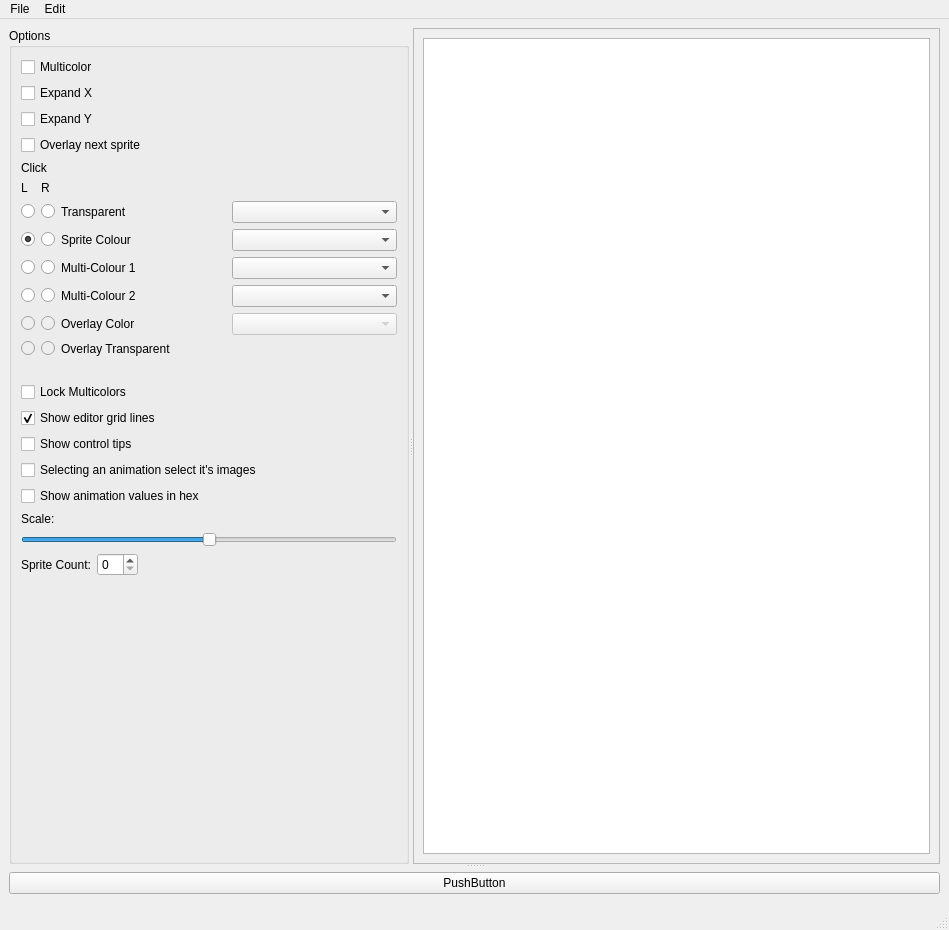
First picture: the form in mainwindow.ui, repository jowin202/OpenSprite, before the edit.
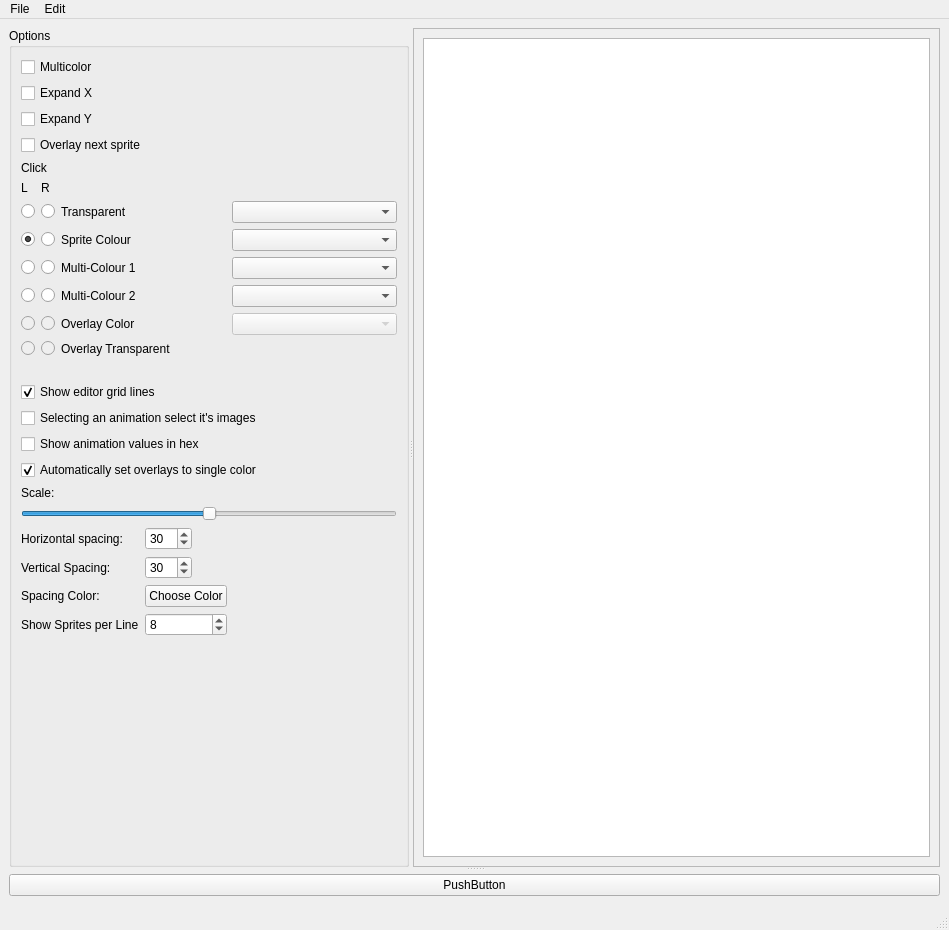
Second picture: the form after the edit. Custom widgets are drawn as their Qt base class.

Patch:
```diff
--- a/mainwindow.ui
+++ b/mainwindow.ui
@@ -44,6 +44,78 @@
          <string>Options</string>
         </property>
         <layout class="QGridLayout" name="gridLayout_4">
+         <item row="0" column="0">
+          <widget class="QCheckBox" name="check_multicolor">
+           <property name="text">
+            <string>Multicolor</string>
+           </property>
+          </widget>
+         </item>
+         <item row="2" column="0">
+          <widget class="QCheckBox" name="checkBox_3">
+           <property name="text">
+            <string>Expand Y</string>
+           </property>
+          </widget>
+         </item>
+         <item row="7" column="0" colspan="2">
+          <widget class="QCheckBox" name="checkBox_editor_grid_lines">
+           <property name="text">
+            <string>Show editor grid lines</string>
+           </property>
+           <property name="checked">
+            <bool>true</bool>
+           </property>
+          </widget>
+         </item>
+         <item row="5" column="0" colspan="3">
+          <layout class="QHBoxLayout" name="horizontalLayout_2">
+           <item>
+            <widget class="Palette" name="label_palette">
+             <property name="sizePolicy">
+              <sizepolicy hsizetype="Minimum" vsizetype="Preferred">
+               <horstretch>0</horstretch>
+               <verstretch>0</verstretch>
+              </sizepolicy>
+             </property>
+             <property name="mouseTracking">
+              <bool>true</bool>
+             </property>
+             <property name="text">
+              <string/>
+             </property>
+            </widget>
+           </item>
+          </layout>
+         </item>
+         <item row="8" column="0" colspan="2">
+          <widget class="QCheckBox" name="checkBox_9">
+           <property name="text">
+            <string>Selecting an animation select it's images</string>
+           </property>
+          </widget>
+         </item>
+         <item row="3" column="0">
+          <widget class="QCheckBox" name="check_overlay">
+           <property name="text">
+            <string>Overlay next sprite</string>
+           </property>
+          </widget>
+         </item>
+         <item row="9" column="0" colspan="2">
+          <widget class="QCheckBox" name="checkBox_10">
+           <property name="text">
+            <string>Show animation values in hex</string>
+           </property>
+          </widget>
+         </item>
+         <item row="1" column="0">
+          <widget class="QCheckBox" name="checkBox_2">
+           <property name="text">
+            <string>Expand X</string>
+           </property>
+          </widget>
+         </item>
          <item row="4" column="0" colspan="3">
           <layout class="QGridLayout" name="gridLayout_5">
            <item row="4" column="3">
@@ -335,23 +407,74 @@
            </item>
           </layout>
          </item>
-         <item row="0" column="0">
-          <widget class="QCheckBox" name="check_multicolor">
-           <property name="text">
-            <string>Multicolor</string>
+         <item row="12" column="0" colspan="3">
+          <widget class="QSlider" name="slider_scale">
+           <property name="maximum">
+            <number>500</number>
            </property>
+           <property name="value">
+            <number>250</number>
+           </property>
+           <property name="orientation">
+            <enum>Qt::Horizontal</enum>
+           </property>
           </widget>
          </item>
-         <item row="11" column="0" colspan="2">
-          <widget class="QCheckBox" name="checkBox_10">
+         <item row="11" column="0">
+          <widget class="QLabel" name="label">
            <property name="text">
-            <string>Show animation values in hex</string>
+            <string>Scale:</string>
            </property>
           </widget>
          </item>
-         <item row="14" column="0" colspan="3">
-          <layout class="QHBoxLayout" name="horizontalLayout">
-           <item>
+         <item row="13" column="0">
+          <layout class="QGridLayout" name="gridLayout_6">
+           <item row="0" column="1">
+            <widget class="QSpinBox" name="spin_horizontal_spacing">
+             <property name="sizePolicy">
+              <sizepolicy hsizetype="Maximum" vsizetype="Fixed">
+               <horstretch>0</horstretch>
+               <verstretch>0</verstretch>
+              </sizepolicy>
+             </property>
+             <property name="maximum">
+              <number>100</number>
+             </property>
+             <property name="value">
+              <number>30</number>
+             </property>
+            </widget>
+           </item>
+           <item row="3" column="0">
+            <widget class="QLabel" name="label_14">
+             <property name="sizePolicy">
+              <sizepolicy hsizetype="Fixed" vsizetype="Preferred">
+               <horstretch>0</horstretch>
+               <verstretch>0</verstretch>
+              </sizepolicy>
+             </property>
+             <property name="text">
+              <string>Show Sprites per Line</string>
+             </property>
+            </widget>
+           </item>
+           <item row="1" column="1">
+            <widget class="QSpinBox" name="spin_vertical_spacing">
+             <property name="sizePolicy">
+              <sizepolicy hsizetype="Maximum" vsizetype="Fixed">
+               <horstretch>0</horstretch>
+               <verstretch>0</verstretch>
+              </sizepolicy>
+             </property>
+             <property name="maximum">
+              <number>100</number>
+             </property>
+             <property name="value">
+              <number>30</number>
+             </property>
+            </widget>
+           </item>
+           <item row="0" column="0">
             <widget class="QLabel" name="label_11">
              <property name="sizePolicy">
               <sizepolicy hsizetype="Fixed" vsizetype="Preferred">
@@ -360,21 +483,11 @@
               </sizepolicy>
              </property>
              <property name="text">
-              <string>Sprite Count:</string>
+              <string>Horizontal spacing:</string>
              </property>
             </widget>
            </item>
-           <item>
-            <widget class="QSpinBox" name="spinBox">
-             <property name="sizePolicy">
-              <sizepolicy hsizetype="Maximum" vsizetype="Fixed">
-               <horstretch>0</horstretch>
-               <verstretch>0</verstretch>
-              </sizepolicy>
-             </property>
-            </widget>
-           </item>
-           <item>
+           <item row="0" column="2">
             <spacer name="horizontalSpacer">
              <property name="orientation">
               <enum>Qt::Horizontal</enum>
@@ -387,101 +500,52 @@
              </property>
             </spacer>
            </item>
-          </layout>
-         </item>
-         <item row="9" column="0" colspan="2">
-          <widget class="QCheckBox" name="checkBox_8">
-           <property name="text">
-            <string>Show control tips</string>
-           </property>
-          </widget>
-         </item>
-         <item row="1" column="0">
-          <widget class="QCheckBox" name="checkBox_2">
-           <property name="text">
-            <string>Expand X</string>
-           </property>
-          </widget>
-         </item>
-         <item row="10" column="0" colspan="2">
-          <widget class="QCheckBox" name="checkBox_9">
-           <property name="text">
-            <string>Selecting an animation select it's images</string>
-           </property>
-          </widget>
-         </item>
-         <item row="8" column="0" colspan="2">
-          <widget class="QCheckBox" name="checkBox_editor_grid_lines">
-           <property name="text">
-            <string>Show editor grid lines</string>
-           </property>
-           <property name="checked">
-            <bool>true</bool>
-           </property>
-          </widget>
-         </item>
-         <item row="5" column="0" colspan="3">
-          <layout class="QHBoxLayout" name="horizontalLayout_2">
-           <item>
-            <widget class="Palette" name="label_palette">
+           <item row="3" column="1">
+            <widget class="QSpinBox" name="spin_sprites_per_line">
+             <property name="minimum">
+              <number>1</number>
+             </property>
+             <property name="value">
+              <number>8</number>
+             </property>
+            </widget>
+           </item>
+           <item row="2" column="0">
+            <widget class="QLabel" name="label_13">
              <property name="sizePolicy">
-              <sizepolicy hsizetype="Minimum" vsizetype="Preferred">
+              <sizepolicy hsizetype="Fixed" vsizetype="Preferred">
                <horstretch>0</horstretch>
                <verstretch>0</verstretch>
               </sizepolicy>
              </property>
-             <property name="mouseTracking">
-              <bool>true</bool>
+             <property name="text">
+              <string>Spacing Color:</string>
              </property>
+            </widget>
+           </item>
+           <item row="2" column="1">
+            <widget class="QPushButton" name="button_spacing_color">
              <property name="text">
-              <string/>
+              <string>Choose Color</string>
              </property>
             </widget>
            </item>
+           <item row="1" column="0">
+            <widget class="QLabel" name="label_12">
+             <property name="sizePolicy">
+              <sizepolicy hsizetype="Fixed" vsizetype="Preferred">
+               <horstretch>0</horstretch>
+               <verstretch>0</verstretch>
+              </sizepolicy>
+             </property>
+             <property name="text">
+              <string>Vertical Spacing:</string>
+             </property>
+            </widget>
+           </item>
           </layout>
          </item>
-         <item row="13" column="0" colspan="3">
-          <widget class="QSlider" name="slider_scale">
-           <property name="maximum">
-            <number>500</number>
-           </property>
-           <property name="value">
-            <number>250</number>
-           </property>
-           <property name="orientation">
-            <enum>Qt::Horizontal</enum>
-           </property>
-          </widget>
-         </item>
-         <item row="12" column="0">
-          <widget class="QLabel" name="label">
-           <property name="text">
-            <string>Scale:</string>
-           </property>
-          </widget>
-         </item>
-         <item row="3" column="0">
-          <widget class="QCheckBox" name="check_overlay">
-           <property name="text">
-            <string>Overlay next sprite</string>
-           </property>
-          </widget>
-         </item>
-         <item row="7" column="0">
-          <widget class="QCheckBox" name="check_lock_multicolors">
-           <property name="text">
-            <string>Lock Multicolors</string>
-           </property>
-          </widget>
-         </item>
-         <item row="2" column="0">
-          <widget class="QCheckBox" name="checkBox_3">
-           <property name="text">
-            <string>Expand Y</string>
-           </property>
-          </widget>
-         </item>
-         <item row="15" column="0">
+         <item row="14" column="0">
           <spacer name="verticalSpacer">
            <property name="orientation">
             <enum>Qt::Vertical</enum>
@@ -494,6 +558,16 @@
            </property>
           </spacer>
          </item>
+         <item row="10" column="0">
+          <widget class="QCheckBox" name="check_force_single_color">
+           <property name="text">
+            <string>Automatically set overlays to single color</string>
+           </property>
+           <property name="checked">
+            <bool>true</bool>
+           </property>
+          </widget>
+         </item>
         </layout>
        </widget>
        <widget class="QScrollArea" name="scrollArea">
@@ -506,7 +580,7 @@
            <x>0</x>
            <y>0</y>
            <width>532</width>
-           <height>816</height>
+           <height>823</height>
           </rect>
          </property>
          <layout class="QGridLayout" name="gridLayout_2">
```
